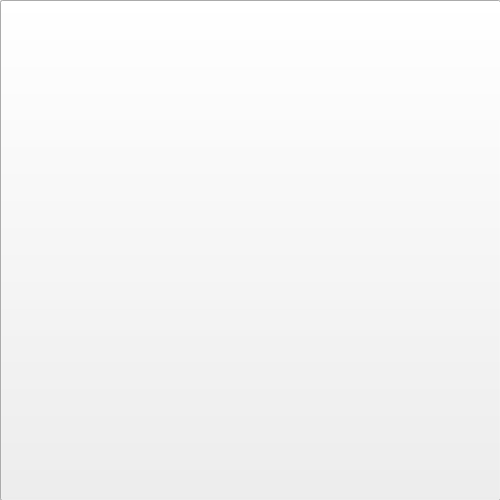
First picture: the form in startleveldialogue.ui, repository markusbuck/history-game, before the edit.
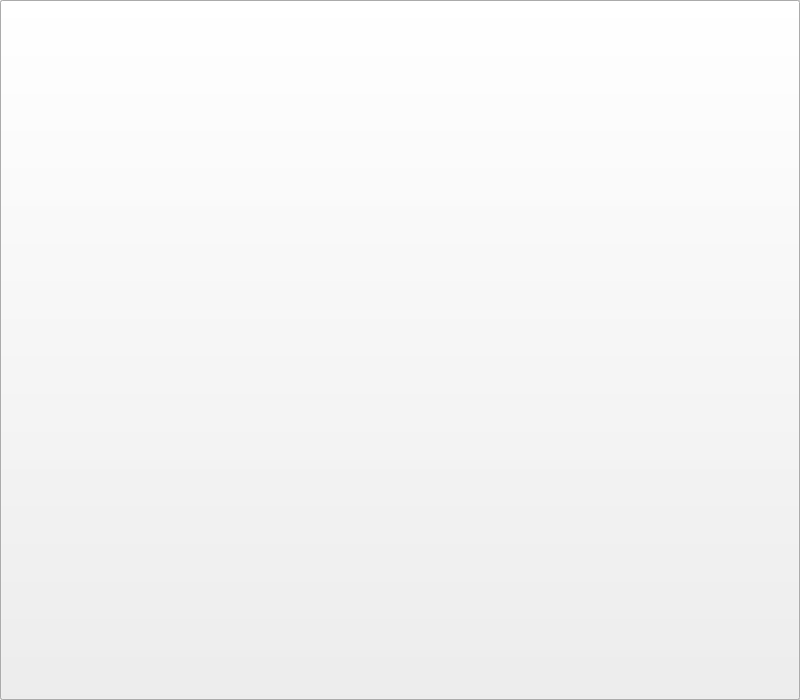
Second picture: the form after the edit.

Patch:
```diff
--- a/startleveldialogue.ui
+++ b/startleveldialogue.ui
@@ -6,8 +6,8 @@
    <rect>
     <x>0</x>
     <y>0</y>
-    <width>500</width>
-    <height>500</height>
+    <width>800</width>
+    <height>700</height>
    </rect>
   </property>
   <property name="windowTitle">
@@ -18,8 +18,8 @@
     <rect>
      <x>0</x>
      <y>0</y>
-     <width>500</width>
-     <height>171</height>
+     <width>801</width>
+     <height>200</height>
     </rect>
    </property>
    <property name="font">
@@ -38,9 +38,9 @@
    <property name="geometry">
     <rect>
      <x>0</x>
-     <y>170</y>
-     <width>501</width>
-     <height>161</height>
+     <y>200</y>
+     <width>801</width>
+     <height>301</height>
     </rect>
    </property>
    <property name="font">
@@ -60,8 +60,8 @@
     <rect>
      <x>0</x>
      <y>0</y>
-     <width>501</width>
-     <height>501</height>
+     <width>800</width>
+     <height>700</height>
     </rect>
    </property>
    <property name="font">
@@ -78,9 +78,9 @@
    <property name="geometry">
     <rect>
      <x>0</x>
-     <y>330</y>
-     <width>501</width>
-     <height>171</height>
+     <y>500</y>
+     <width>801</width>
+     <height>200</height>
     </rect>
    </property>
    <property name="font">
```
